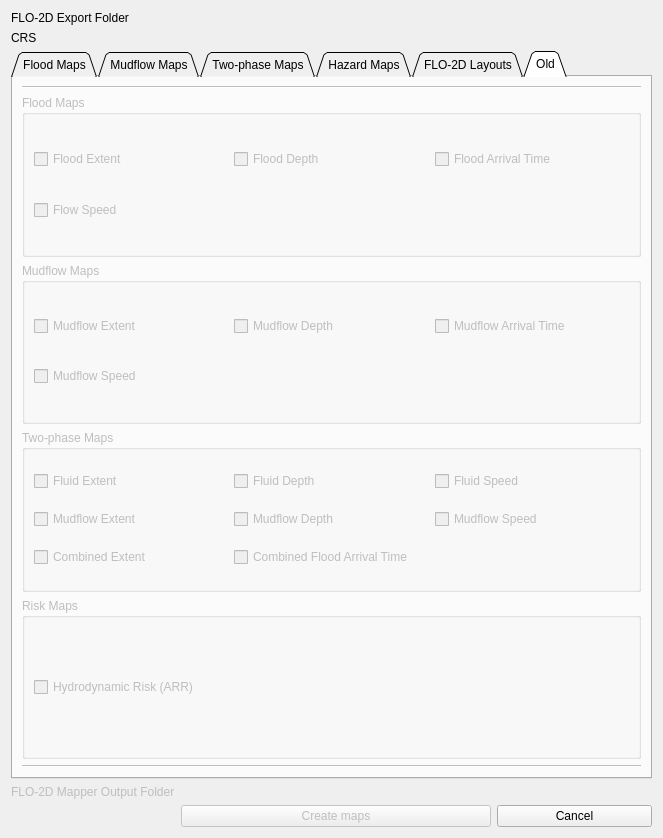
Qt form flo2d_mapcrafter/flo2d_mapcrafter_dialog_base.ui (FLO-2DSoftware/FLO-2DMapCrafter) before a commit.
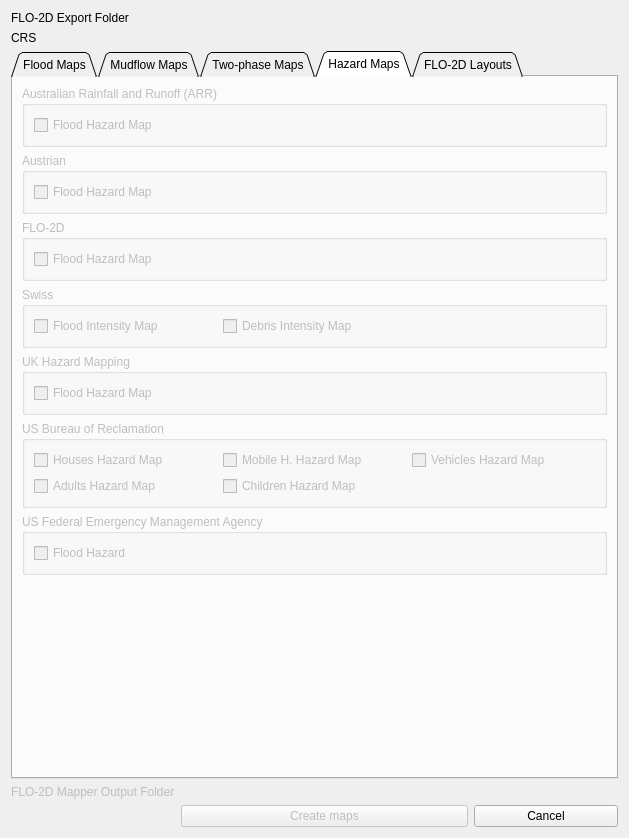
The same form after that commit. The open tabs and pages were chosen to show the change. Custom widgets are drawn as their Qt base class.

Commit message: Added the hazard maps

```diff
--- a/flo2d_mapcrafter/flo2d_mapcrafter_dialog_base.ui
+++ b/flo2d_mapcrafter/flo2d_mapcrafter_dialog_base.ui
@@ -6,7 +6,7 @@
    <rect>
     <x>0</x>
     <y>0</y>
-    <width>663</width>
+    <width>629</width>
     <height>838</height>
    </rect>
   </property>
@@ -1061,15 +1061,203 @@
       <layout class="QGridLayout" name="gridLayout_46">
        <item row="0" column="0">
         <layout class="QGridLayout" name="gridLayout_45">
+         <item row="1" column="0">
+          <widget class="QgsCollapsibleGroupBox" name="austrian_hm_cgb">
+           <property name="title">
+            <string>Austrian</string>
+           </property>
+           <layout class="QGridLayout" name="gridLayout_64">
+            <item row="0" column="0">
+             <layout class="QGridLayout" name="gridLayout_61">
+              <item row="0" column="0">
+               <widget class="QCheckBox" name="fh_austrian_cb">
+                <property name="text">
+                 <string>Flood Hazard Map</string>
+                </property>
+               </widget>
+              </item>
+             </layout>
+            </item>
+           </layout>
+          </widget>
+         </item>
+         <item row="3" column="0">
+          <widget class="QgsCollapsibleGroupBox" name="swiss_hm_cgb">
+           <property name="title">
+            <string>Swiss</string>
+           </property>
+           <layout class="QGridLayout" name="gridLayout_78">
+            <item row="0" column="0">
+             <layout class="QGridLayout" name="gridLayout_77">
+              <item row="0" column="0">
+               <widget class="QCheckBox" name="fi_swiss_cb">
+                <property name="text">
+                 <string>Flood Intensity Map</string>
+                </property>
+               </widget>
+              </item>
+              <item row="0" column="1">
+               <widget class="QCheckBox" name="di_swiss_cb">
+                <property name="text">
+                 <string>Debris Intensity Map</string>
+                </property>
+               </widget>
+              </item>
+              <item row="0" column="2">
+               <widget class="QLabel" name="label_19">
+                <property name="text">
+                 <string/>
+                </property>
+               </widget>
+              </item>
+             </layout>
+            </item>
+           </layout>
+          </widget>
+         </item>
+         <item row="4" column="0">
+          <widget class="QgsCollapsibleGroupBox" name="uk_hm_cgb">
+           <property name="title">
+            <string>UK Hazard Mapping</string>
+           </property>
+           <layout class="QGridLayout" name="gridLayout_76">
+            <item row="0" column="0">
+             <layout class="QGridLayout" name="gridLayout_75">
+              <item row="0" column="0">
+               <widget class="QCheckBox" name="fh_uk_cb">
+                <property name="text">
+                 <string>Flood Hazard Map</string>
+                </property>
+               </widget>
+              </item>
+             </layout>
+            </item>
+           </layout>
+          </widget>
+         </item>
          <item row="0" column="0">
           <widget class="QgsCollapsibleGroupBox" name="hm_cgb">
            <property name="title">
-            <string>Hazard maps</string>
+            <string>Australian Rainfall and Runoff (ARR)</string>
            </property>
+           <layout class="QGridLayout" name="gridLayout_3">
+            <item row="0" column="0">
+             <layout class="QGridLayout" name="gridLayout_2">
+              <item row="0" column="0">
+               <widget class="QCheckBox" name="fh_australian_cb">
+                <property name="text">
+                 <string>Flood Hazard Map</string>
+                </property>
+               </widget>
+              </item>
+             </layout>
+            </item>
+           </layout>
+          </widget>
+         </item>
+         <item row="5" column="0">
+          <widget class="QgsCollapsibleGroupBox" name="usbr_hm_cgb">
+           <property name="title">
+            <string>US Bureau of Reclamation</string>
+           </property>
+           <layout class="QGridLayout" name="gridLayout_80">
+            <item row="0" column="0">
+             <layout class="QGridLayout" name="gridLayout_79">
+              <item row="0" column="1">
+               <widget class="QCheckBox" name="usbrm_hm_cb">
+                <property name="text">
+                 <string>Mobile H. Hazard Map</string>
+                </property>
+               </widget>
+              </item>
+              <item row="0" column="2">
+               <widget class="QCheckBox" name="usbrv_hm_cb">
+                <property name="text">
+                 <string>Vehicles Hazard Map</string>
+                </property>
+               </widget>
+              </item>
+              <item row="0" column="0">
+               <widget class="QCheckBox" name="usbrh_hm_cb">
+                <property name="text">
+                 <string>Houses Hazard Map</string>
+                </property>
+               </widget>
+              </item>
+              <item row="1" column="0">
+               <widget class="QCheckBox" name="usbra_hm_cb">
+                <property name="text">
+                 <string>Adults Hazard Map</string>
+                </property>
+               </widget>
+              </item>
+              <item row="1" column="1">
+               <widget class="QCheckBox" name="usbrc_hm_cb">
+                <property name="text">
+                 <string>Children Hazard Map</string>
+                </property>
+               </widget>
+              </item>
+             </layout>
+            </item>
+           </layout>
+          </widget>
+         </item>
+         <item row="6" column="0">
+          <widget class="QgsCollapsibleGroupBox" name="fema_hz_cgb">
+           <property name="title">
+            <string>US Federal Emergency Management Agency</string>
+           </property>
+           <layout class="QGridLayout" name="gridLayout_74">
+            <item row="0" column="0">
+             <layout class="QGridLayout" name="gridLayout_65">
+              <item row="0" column="0">
+               <widget class="QCheckBox" name="fema_hm_cb">
+                <property name="text">
+                 <string>Flood Hazard</string>
+                </property>
+               </widget>
+              </item>
+             </layout>
+            </item>
+           </layout>
+          </widget>
+         </item>
+         <item row="2" column="0">
+          <widget class="QgsCollapsibleGroupBox" name="flo_hm_cgb">
+           <property name="title">
+            <string>FLO-2D </string>
+           </property>
+           <layout class="QGridLayout" name="gridLayout_5">
+            <item row="0" column="0">
+             <layout class="QGridLayout" name="gridLayout_4">
+              <item row="0" column="0">
+               <widget class="QCheckBox" name="flo_hm_cb">
+                <property name="text">
+                 <string>Flood Hazard Map</string>
+                </property>
+               </widget>
+              </item>
+             </layout>
+            </item>
+           </layout>
           </widget>
          </item>
         </layout>
        </item>
+       <item row="2" column="0">
+        <spacer name="verticalSpacer_4">
+         <property name="orientation">
+          <enum>Qt::Vertical</enum>
+         </property>
+         <property name="sizeHint" stdset="0">
+          <size>
+           <width>20</width>
+           <height>40</height>
+          </size>
+         </property>
+        </spacer>
+       </item>
       </layout>
      </widget>
      <widget class="QWidget" name="tab4">
@@ -1187,207 +1375,6 @@
        </item>
       </layout>
      </widget>
-     <widget class="QWidget" name="tab0">
-      <property name="enabled">
-       <bool>false</bool>
-      </property>
-      <attribute name="title">
-       <string>Old</string>
-      </attribute>
-      <layout class="QGridLayout" name="gridLayout_7">
-       <item row="0" column="0">
-        <layout class="QGridLayout" name="gridLayout_2">
-         <item row="1" column="0" colspan="2">
-          <widget class="Line" name="line_2">
-           <property name="orientation">
-            <enum>Qt::Horizontal</enum>
-           </property>
-          </widget>
-         </item>
-         <item row="3" column="0" colspan="2">
-          <widget class="QGroupBox" name="mud_grp">
-           <property name="enabled">
-            <bool>false</bool>
-           </property>
-           <property name="title">
-            <string>Mudflow Maps</string>
-           </property>
-           <layout class="QGridLayout" name="gridLayout_6">
-            <item row="0" column="0">
-             <widget class="QCheckBox" name="me_cb">
-              <property name="text">
-               <string>Mudflow Extent</string>
-              </property>
-             </widget>
-            </item>
-            <item row="0" column="1">
-             <widget class="QCheckBox" name="md_cb">
-              <property name="text">
-               <string>Mudflow Depth</string>
-              </property>
-             </widget>
-            </item>
-            <item row="1" column="0">
-             <widget class="QCheckBox" name="ms_cb">
-              <property name="text">
-               <string>Mudflow Speed</string>
-              </property>
-             </widget>
-            </item>
-            <item row="0" column="2">
-             <widget class="QCheckBox" name="mt_cb">
-              <property name="text">
-               <string>Mudflow Arrival Time</string>
-              </property>
-             </widget>
-            </item>
-           </layout>
-          </widget>
-         </item>
-         <item row="2" column="0" colspan="2">
-          <widget class="QGroupBox" name="flood_grp">
-           <property name="enabled">
-            <bool>false</bool>
-           </property>
-           <property name="title">
-            <string>Flood Maps</string>
-           </property>
-           <property name="checkable">
-            <bool>false</bool>
-           </property>
-           <property name="checked">
-            <bool>false</bool>
-           </property>
-           <layout class="QGridLayout" name="gridLayout_3">
-            <item row="0" column="3">
-             <widget class="QCheckBox" name="ft_cb">
-              <property name="text">
-               <string>Flood Arrival Time</string>
-              </property>
-             </widget>
-            </item>
-            <item row="0" column="1">
-             <widget class="QCheckBox" name="fe_cb">
-              <property name="text">
-               <string>Flood Extent</string>
-              </property>
-             </widget>
-            </item>
-            <item row="0" column="2">
-             <widget class="QCheckBox" name="fd_cb">
-              <property name="text">
-               <string>Flood Depth</string>
-              </property>
-             </widget>
-            </item>
-            <item row="1" column="1">
-             <widget class="QCheckBox" name="fs_cb">
-              <property name="text">
-               <string>Flow Speed</string>
-              </property>
-             </widget>
-            </item>
-           </layout>
-          </widget>
-         </item>
-         <item row="5" column="0" colspan="2">
-          <widget class="QGroupBox" name="risk_grp">
-           <property name="enabled">
-            <bool>false</bool>
-           </property>
-           <property name="title">
-            <string>Risk Maps</string>
-           </property>
-           <layout class="QGridLayout" name="gridLayout_4">
-            <item row="0" column="0">
-             <widget class="QCheckBox" name="hr_cb">
-              <property name="text">
-               <string>Hydrodynamic Risk (ARR)</string>
-              </property>
-             </widget>
-            </item>
-           </layout>
-          </widget>
-         </item>
-         <item row="6" column="0" colspan="2">
-          <widget class="Line" name="line">
-           <property name="orientation">
-            <enum>Qt::Horizontal</enum>
-           </property>
-          </widget>
-         </item>
-         <item row="4" column="0" colspan="2">
-          <widget class="QGroupBox" name="twophase_grp">
-           <property name="enabled">
-            <bool>false</bool>
-           </property>
-           <property name="title">
-            <string>Two-phase Maps</string>
-           </property>
-           <layout class="QGridLayout" name="gridLayout_5">
-            <item row="2" column="0">
-             <widget class="QCheckBox" name="ce_cb">
-              <property name="text">
-               <string>Combined Extent</string>
-              </property>
-             </widget>
-            </item>
-            <item row="0" column="0">
-             <widget class="QCheckBox" name="cfe_cb">
-              <property name="text">
-               <string>Fluid Extent</string>
-              </property>
-             </widget>
-            </item>
-            <item row="0" column="1">
-             <widget class="QCheckBox" name="cfd_cb">
-              <property name="text">
-               <string>Fluid Depth</string>
-              </property>
-             </widget>
-            </item>
-            <item row="1" column="0">
-             <widget class="QCheckBox" name="cme_cb">
-              <property name="text">
-               <string>Mudflow Extent</string>
-              </property>
-             </widget>
-            </item>
-            <item row="1" column="1">
-             <widget class="QCheckBox" name="cmd_cb">
-              <property name="text">
-               <string>Mudflow Depth</string>
-              </property>
-             </widget>
-            </item>
-            <item row="0" column="2">
-             <widget class="QCheckBox" name="cfs_cb">
-              <property name="text">
-               <string>Fluid Speed</string>
-              </property>
-             </widget>
-            </item>
-            <item row="1" column="2">
-             <widget class="QCheckBox" name="cms_cb">
-              <property name="text">
-               <string>Mudflow Speed</string>
-              </property>
-             </widget>
-            </item>
-            <item row="2" column="1">
-             <widget class="QCheckBox" name="ct_cb">
-              <property name="text">
-               <string>Combined Flood Arrival Time</string>
-              </property>
-             </widget>
-            </item>
-           </layout>
-          </widget>
-         </item>
-        </layout>
-       </item>
-      </layout>
-     </widget>
     </widget>
    </item>
   </layout>
```
Left out of the diff: 97 changed lines with no effect on the pictures. The commit also changes 2 other files.
